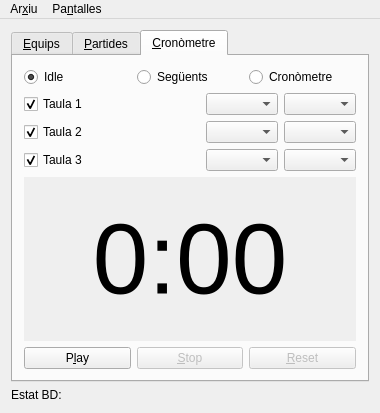
Old version of the form mainwindow.ui in the repository vicgua/robocat.
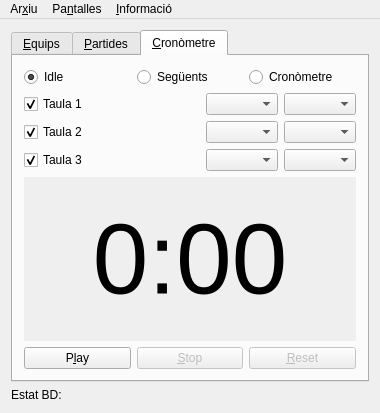
New version of the form. Icons and pictures are not drawn. Custom widgets are drawn as their Qt base class.

Patch:
```diff
--- a/mainwindow.ui
+++ b/mainwindow.ui
@@ -421,8 +421,15 @@
     <addaction name="actionPuntuacio"/>
     <addaction name="actionCronometre"/>
    </widget>
+   <widget class="QMenu" name="menuInformacio">
+    <property name="title">
+     <string>&amp;Informació</string>
+    </property>
+    <addaction name="action_Classificats"/>
+   </widget>
    <addaction name="menuArxiu"/>
    <addaction name="menuPantalles"/>
+   <addaction name="menuInformacio"/>
   </widget>
   <action name="actionSortir">
    <property name="text">
```
Left out of the diff: 22 changed lines with no effect on the pictures.
